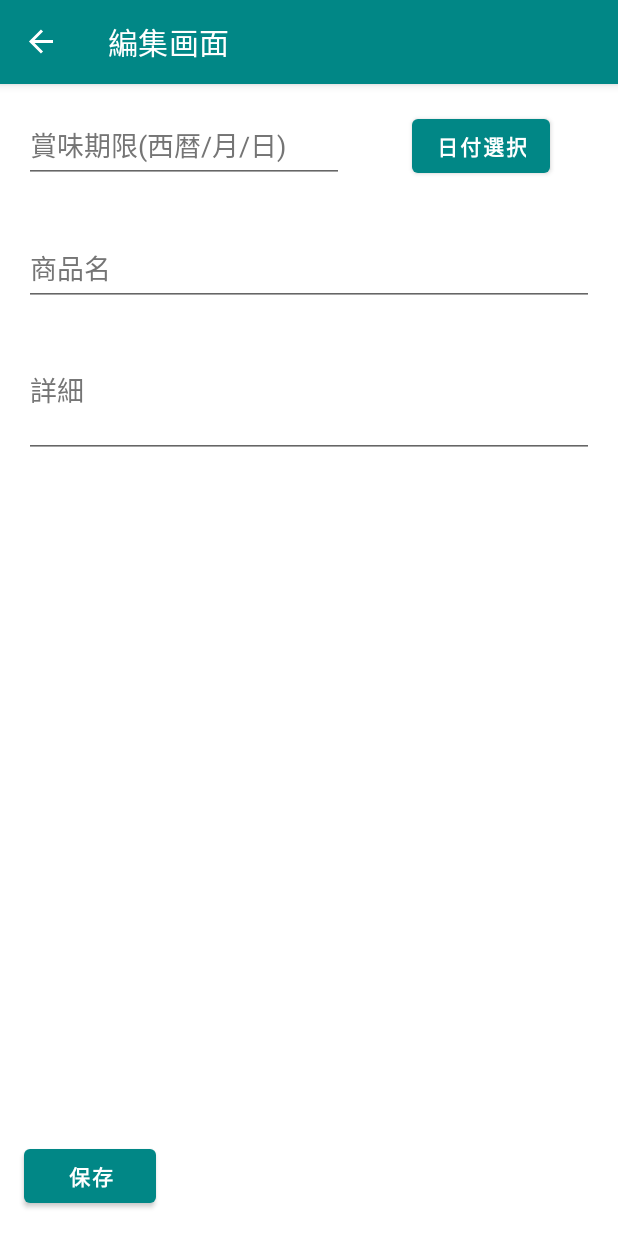
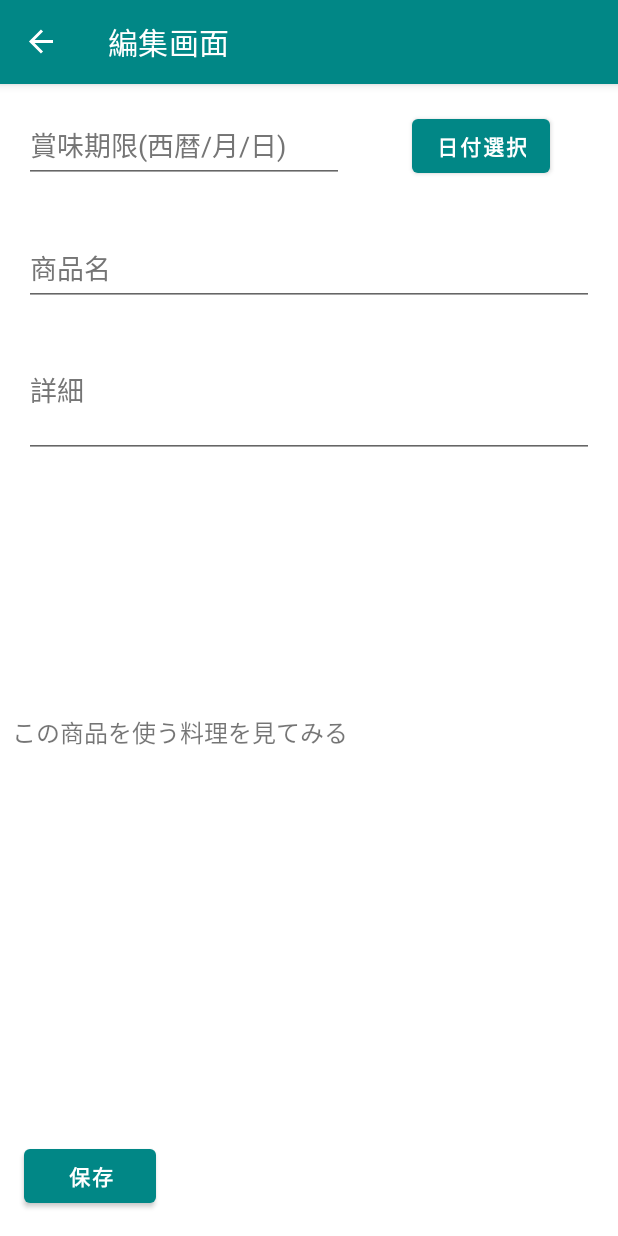
Before and after one commit to s20019/ExpiryDateManager, an Android app: the ExpiryDateEditFragment screen opened through its navigation route, on a phone screen of 412 x 824 dp. Run offline under Robolectric (Android 15) with nearby library versions, the phone set to English and light mode, and no system bars; our stand-ins replace navigation-ui; libraries missing offline, so code that uses them is left out: io.realm, io.realm.kotlin; 6 statements that could not run were skipped.

Commit message:
リンク機能途中まで

```diff
--- a/app/src/main/java/jp/ac/it_college/std/s20019/expirydatemanager2/fragment/ExpiryDateEditFragment.kt
+++ b/app/src/main/java/jp/ac/it_college/std/s20019/expirydatemanager2/fragment/ExpiryDateEditFragment.kt
@@ -1,12 +1,16 @@
 package jp.ac.it_college.std.s20019.expirydatemanager2.fragment
 
 import android.graphics.Color
+import android.os.Build
 import android.os.Bundle
+import android.text.Html
 import android.text.format.DateFormat
+import android.text.method.LinkMovementMethod
 import androidx.fragment.app.Fragment
 import android.view.LayoutInflater
 import android.view.View
 import android.view.ViewGroup
+import androidx.annotation.RequiresApi
 import androidx.navigation.fragment.findNavController
 import androidx.navigation.fragment.navArgs
 import com.google.android.material.snackbar.Snackbar
@@ -40,6 +44,7 @@ class ExpiryDateEditFragment : Fragment() {
         return binding.root
     }
 
+    @RequiresApi(Build.VERSION_CODES.N)
     override fun onViewCreated(view: View, savedInstanceState: Bundle?) {
         super.onViewCreated(view, savedInstanceState)
         // IDが登録済みの場合は編集画面（削除ボタンを表示）
@@ -49,6 +54,12 @@ class ExpiryDateEditFragment : Fragment() {
             binding.titleEdit.setText(expirydate?.title)
             binding.detailEdit.setText(expirydate?.detail)
             binding.deleteButton.visibility = View.VISIBLE
+
+            /*
+            binding.linkText.linksClickable = true
+            binding.linkText.setText(Html.fromHtml("<a href=\"https://cookpad.com/search/${binding.titleEdit}を使う料理を見てみる/\"></a>", Html.FROM_HTML_MODE_LEGACY))
+            binding.linkText.movementMethod = LinkMovementMethod.getInstance()
+             */
         }
         // そうでない場合は新規登録（削除ボタンを非表示）
         else {
--- a/app/src/main/res/layout/fragment_expiry_date_edit.xml
+++ b/app/src/main/res/layout/fragment_expiry_date_edit.xml
@@ -93,4 +93,24 @@
         app:layout_constraintBottom_toBottomOf="parent"
         app:layout_constraintEnd_toEndOf="parent" />
 
+    <TextView
+        android:id="@+id/linkText"
+        android:layout_width="0dp"
+        android:layout_height="wrap_content"
+        android:layout_marginStart="8dp"
+        android:layout_marginEnd="16dp"
+        android:text="@string/link_text"
+        android:textSize="16sp"
+        app:layout_constraintBottom_toTopOf="@+id/guideline2"
+        app:layout_constraintEnd_toEndOf="parent"
+        app:layout_constraintStart_toStartOf="parent"
+        app:layout_constraintTop_toBottomOf="@+id/detailEdit" />
+
+    <androidx.constraintlayout.widget.Guideline
+        android:id="@+id/guideline2"
+        android:layout_width="wrap_content"
+        android:layout_height="wrap_content"
+        android:orientation="horizontal"
+        app:layout_constraintGuide_percent="0.80" />
+
 </androidx.constraintlayout.widget.ConstraintLayout>
--- a/app/src/main/res/values/strings.xml
+++ b/app/src/main/res/values/strings.xml
@@ -13,4 +13,5 @@
     <string name="title_edit_hint">商品名</string>
     <string name="add_text">追加</string>
     <string name="app_name">ショウミー</string>
+    <string name="link_text">この商品を使う料理を見てみる</string>
 </resources>
```
